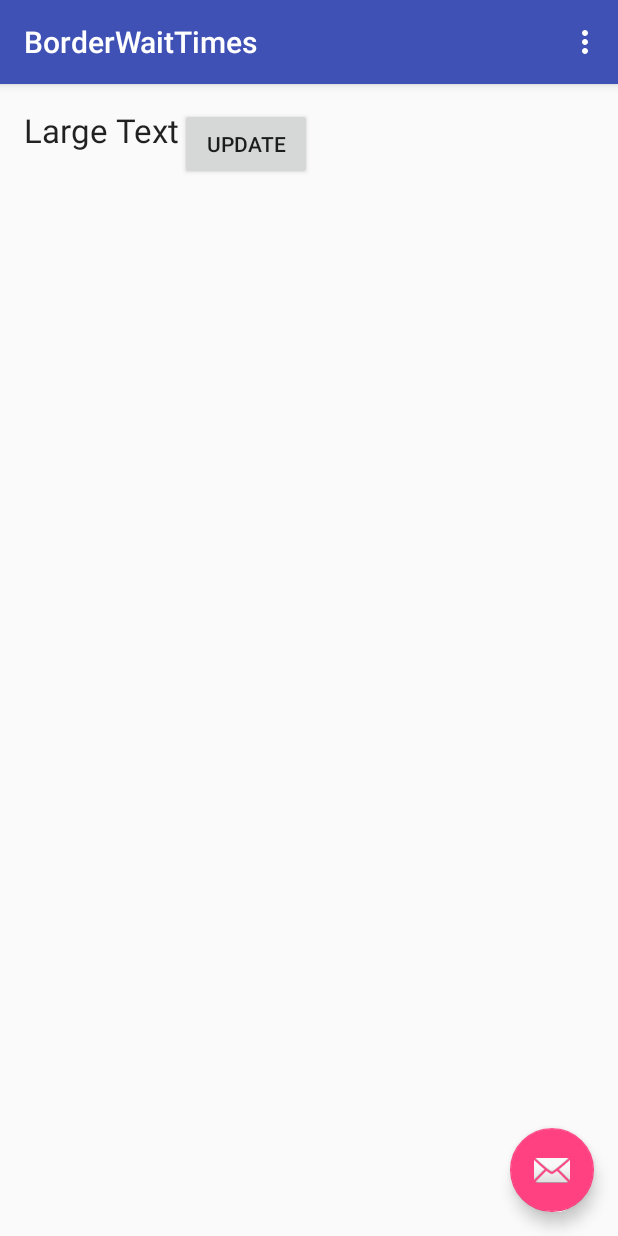
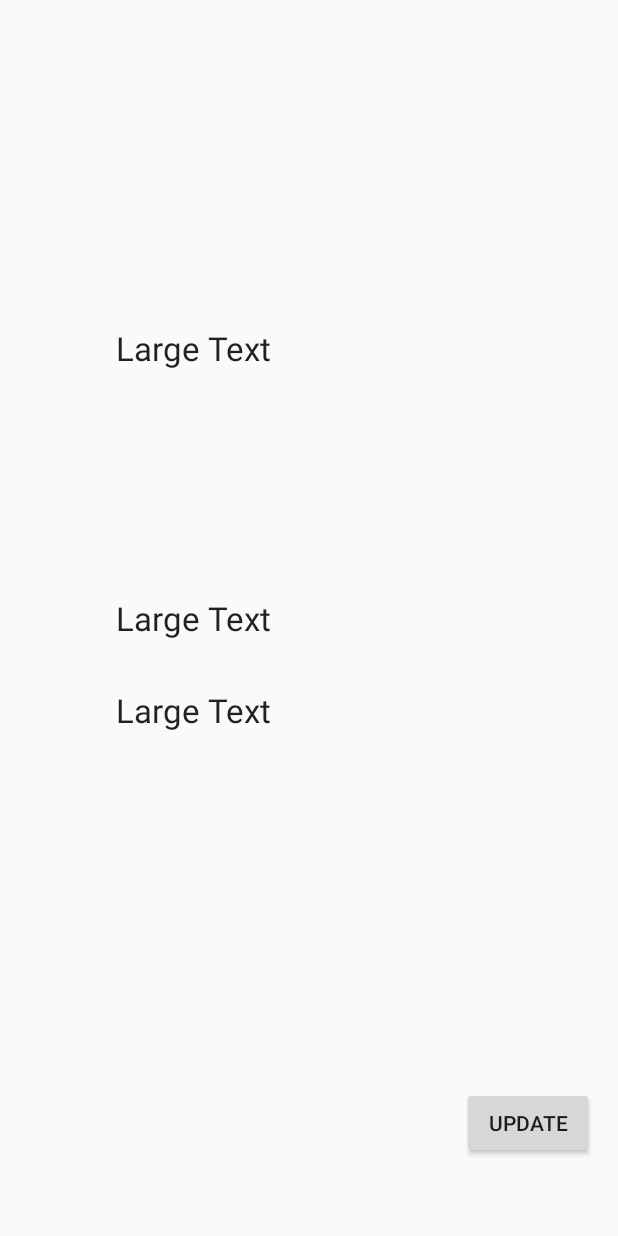
Before and after one commit to S-Kantor/OntarioBorderWaitTimes, an Android app: the screen it shows after launch (MainActivity), on a phone screen of 412 x 824 dp. Run offline under Robolectric (Android 15) with nearby library versions, the phone set to English and light mode, and no system bars; 3 statements that could not run were skipped.

```diff
--- a/BorderWaitTimes/app/src/main/res/layout/activity_main.xml
+++ b/BorderWaitTimes/app/src/main/res/layout/activity_main.xml
@@ -1,34 +1,57 @@
 <?xml version="1.0" encoding="utf-8"?>
-<android.support.design.widget.CoordinatorLayout xmlns:android="http://schemas.android.com/apk/res/android"
+<RelativeLayout xmlns:android="http://schemas.android.com/apk/res/android"
     xmlns:app="http://schemas.android.com/apk/res-auto"
     xmlns:tools="http://schemas.android.com/tools"
     android:layout_width="match_parent"
     android:layout_height="match_parent"
-    android:fitsSystemWindows="true"
+    android:paddingBottom="@dimen/activity_vertical_margin"
+    android:paddingLeft="@dimen/activity_horizontal_margin"
+    android:paddingRight="@dimen/activity_horizontal_margin"
+    android:paddingTop="@dimen/activity_vertical_margin"
+    app:layout_behavior="@string/appbar_scrolling_view_behavior"
     tools:context="com.kantor.sam.borderwaittimes.MainActivity">
 
-    <android.support.design.widget.AppBarLayout
-        android:layout_width="match_parent"
-        android:layout_height="wrap_content"
-        android:theme="@style/AppTheme.AppBarOverlay">
 
-        <android.support.v7.widget.Toolbar
-            android:id="@+id/toolbar"
-            android:layout_width="match_parent"
-            android:layout_height="?attr/actionBarSize"
-            android:background="?attr/colorPrimary"
-            app:popupTheme="@style/AppTheme.PopupOverlay" />
-
-    </android.support.design.widget.AppBarLayout>
-
-    <include layout="@layout/content_main" />
-
-    <android.support.design.widget.FloatingActionButton
-        android:id="@+id/fab"
+    <TextView
         android:layout_width="wrap_content"
         android:layout_height="wrap_content"
-        android:layout_gravity="bottom|end"
-        android:layout_margin="@dimen/fab_margin"
-        android:src="@android:drawable/ic_dialog_email" />
+        android:textAppearance="?android:attr/textAppearanceLarge"
+        android:text="Large Text"
+        android:id="@+id/textView1"
+        android:layout_gravity="center_horizontal"
+        android:layout_alignParentTop="true"
+        android:layout_alignParentStart="true"
+        android:layout_marginStart="61dp"
+        android:layout_marginTop="201dp" />
 
-</android.support.design.widget.CoordinatorLayout>
+    <Button
+        android:layout_width="wrap_content"
+        android:layout_height="wrap_content"
+        android:text="update"
+        android:id="@+id/refreshButton"
+        android:onClick="update"
+        android:layout_alignParentBottom="true"
+        android:layout_alignParentEnd="true"
+        android:layout_marginBottom="35dp" />
+
+    <TextView
+        android:layout_width="wrap_content"
+        android:layout_height="wrap_content"
+        android:textAppearance="?android:attr/textAppearanceLarge"
+        android:text="Large Text"
+        android:id="@+id/textView2"
+        android:layout_gravity="center_horizontal"
+        android:layout_centerVertical="true"
+        android:layout_alignStart="@+id/textView1" />
+
+    <TextView
+        android:layout_width="wrap_content"
+        android:layout_height="wrap_content"
+        android:textAppearance="?android:attr/textAppearanceLarge"
+        android:text="Large Text"
+        android:id="@+id/textView3"
+        android:layout_gravity="center_horizontal"
+        android:layout_marginTop="32dp"
+        android:layout_below="@+id/textView2"
+        android:layout_alignStart="@+id/textView2" />
+</RelativeLayout>
```
